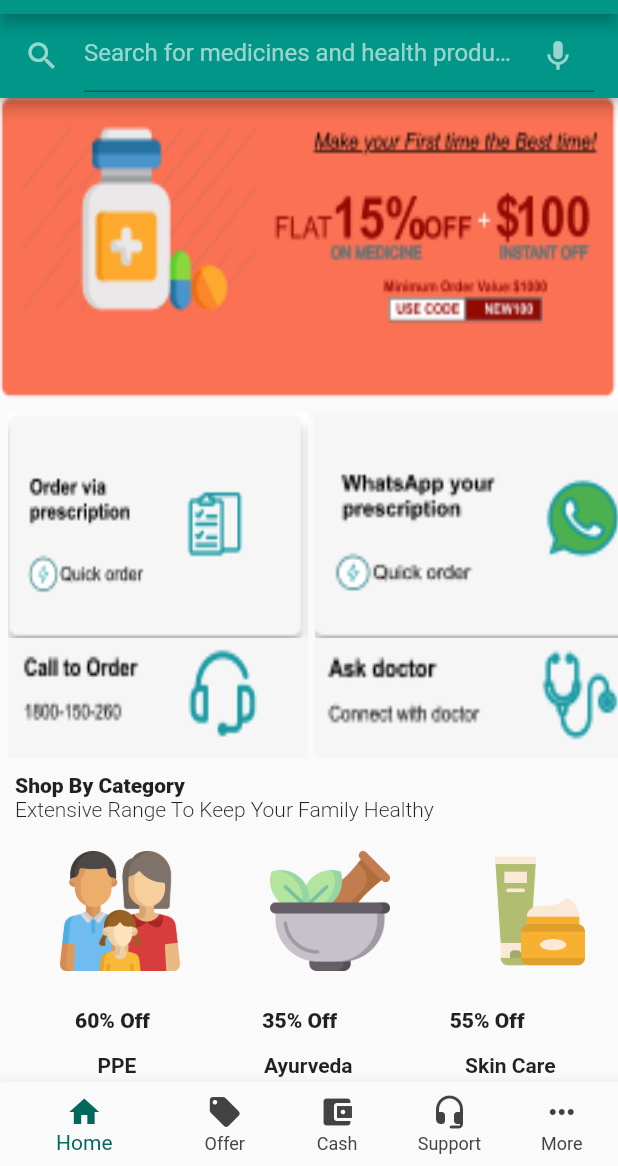
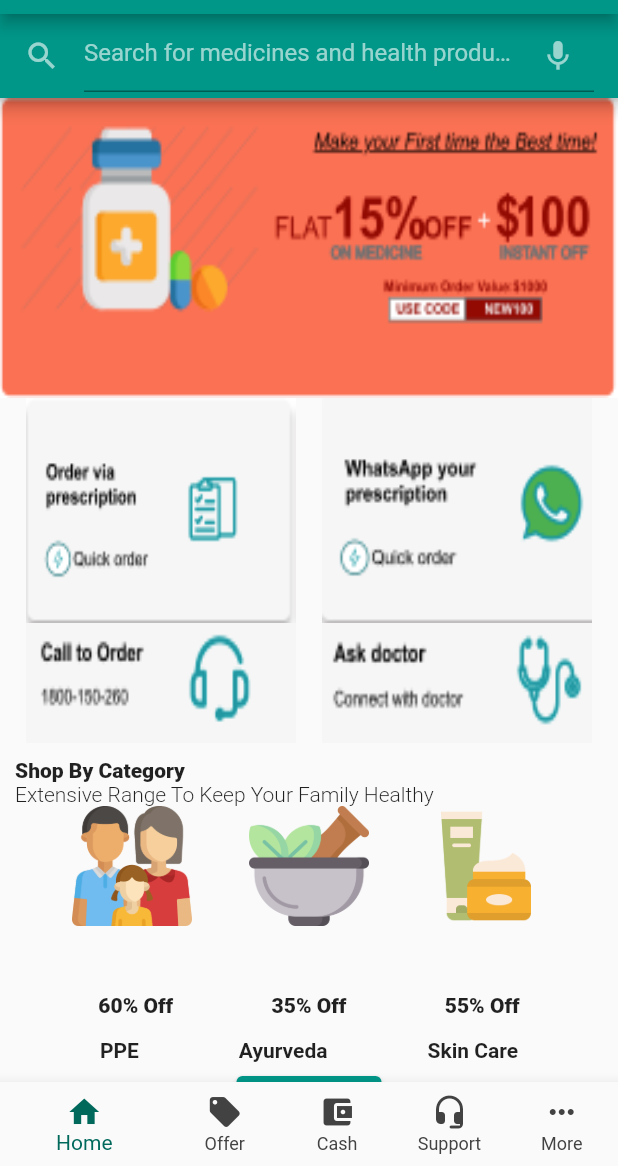
Before and after one commit to swaran5/seventh_dev_demo_app, a Flutter app: the screen it shows after launch, on a phone screen of 412 x 824 dp, the part 70-1236 px from its top. Run offline on Flutter 3.47's test engine with Material 2 defaults, Android fonts, the phone set to English and light mode, and no system bars.

```diff
--- a/lib/main.dart
+++ b/lib/main.dart
@@ -1,5 +1,6 @@
 import 'package:flutter/cupertino.dart';
 import 'package:flutter/material.dart';
+
 import 'DetailsScreen.dart';
 
 void main() {
@@ -14,20 +15,7 @@ class MyApp extends StatelessWidget {
       debugShowCheckedModeBanner: false,
       title: 'Flutter Demo',
       theme: ThemeData(
-        // This is the theme of your application.
-        //
-        // Try running your application with "flutter run". You'll see the
-        // application has a blue toolbar. Then, without quitting the app, try
-        // changing the primarySwatch below to Colors.green and then invoke
-        // "hot reload" (press "r" in the console where you ran "flutter run",
-        // or simply save your changes to "hot reload" in a Flutter IDE).
-        // Notice that the counter didn't reset back to zero; the application
-        // is not restarted.
         primarySwatch: Colors.teal,
-        // This makes the visual density adapt to the platform that you run
-        // the app on. For desktop platforms, the controls will be smaller and
-        // closer together (more dense) than on mobile platforms.
-        // visualDensity: VisualDensity.adaptivePlatformDensity,
       ),
       home: MyStatefulWidget(),
     );
@@ -46,8 +34,6 @@ class ScrollingPart extends StatelessWidget {
               children: <Widget>[
                 Container(
                   height: 200,
-                  margin:
-                      EdgeInsets.only(left: 0, top: 0, right: 0, bottom: 10),
                   decoration: BoxDecoration(
                     image: DecorationImage(
                       image: AssetImage('images/image1.png'),
@@ -57,12 +43,11 @@ class ScrollingPart extends StatelessWidget {
                 ),
                 Container(
                   child: Row(
+                    mainAxisAlignment: MainAxisAlignment.spaceEvenly,
                     children: [
                       Container(
                         height: 150,
-                        width: 200,
-                        margin: EdgeInsets.only(
-                            left: 5, top: 0, right: 5, bottom: 0),
+                        width: 180,
                         decoration: BoxDecoration(
                           image: DecorationImage(
                             image: AssetImage('images/image2.png'),
@@ -72,7 +57,7 @@ class ScrollingPart extends StatelessWidget {
                       ),
                       Container(
                         height: 150,
-                        width: 210,
+                        width: 180,
                         decoration: BoxDecoration(
                           image: DecorationImage(
                             image: AssetImage('images/image3.png'),
@@ -85,12 +70,11 @@ class ScrollingPart extends StatelessWidget {
                 ),
                 Container(
                   child: Row(
+                    mainAxisAlignment: MainAxisAlignment.spaceEvenly,
                     children: [
                       Container(
                         height: 80,
-                        width: 200,
-                        margin: EdgeInsets.only(
-                            left: 5, top: 0, right: 5, bottom: 0),
+                        width: 180,
                         decoration: BoxDecoration(
                           image: DecorationImage(
                             image: AssetImage('images/image4.png'),
@@ -100,7 +84,7 @@ class ScrollingPart extends StatelessWidget {
                       ),
                       Container(
                         height: 80,
-                        width: 210,
+                        width: 180,
                         decoration: BoxDecoration(
                           image: DecorationImage(
                             image: AssetImage('images/image5.png'),
@@ -131,10 +115,9 @@ class ScrollingPart extends StatelessWidget {
                           ),
                         ),
                         Row(
+                          mainAxisAlignment: MainAxisAlignment.spaceEvenly,
                           children: [
                             Container(
-                              margin: EdgeInsets.only(
-                                  left: 30, top: 20, right: 0, bottom: 0),
                               height: 80,
                               width: 80,
                               decoration: BoxDecoration(
@@ -145,8 +128,6 @@ class ScrollingPart extends StatelessWidget {
                               ),
                             ),
                             Container(
-                              margin: EdgeInsets.only(
-                                  left: 60, top: 20, right: 0, bottom: 0),
                               height: 80,
                               width: 80,
                               decoration: BoxDecoration(
@@ -157,8 +138,6 @@ class ScrollingPart extends StatelessWidget {
                               ),
                             ),
                             Container(
-                              margin: EdgeInsets.only(
-                                  left: 60, top: 20, right: 00, bottom: 0),
                               height: 80,
                               width: 80,
                               decoration: BoxDecoration(
@@ -176,24 +155,20 @@ class ScrollingPart extends StatelessWidget {
                   // Another fixed-height child.
                   height: 30.0,
                   alignment: Alignment.centerLeft,
-                  child: Row(children: [
+                  child: Row(
+                      mainAxisAlignment: MainAxisAlignment.spaceEvenly,
+                      children: [
                     Container(
-                        margin: EdgeInsets.only(
-                            left: 50, top: 0, right: 0, bottom: 0),
                         child: Text(
                           '60% Off',
                           style: TextStyle(fontWeight: FontWeight.w800),
                         )),
                     Container(
-                        margin: EdgeInsets.only(
-                            left: 75, top: 0, right: 00, bottom: 0),
                         child: Text(
                           '35% Off',
                           style: TextStyle(fontWeight: FontWeight.w800),
                         )),
                     Container(
-                        margin: EdgeInsets.only(
-                            left: 75, top: 0, right: 00, bottom: 0),
                         child: Text(
                           '55% Off',
                           style: TextStyle(fontWeight: FontWeight.w800),
@@ -204,24 +179,20 @@ class ScrollingPart extends StatelessWidget {
                   // Another fixed-height child.
                   height: 30.0,
                   alignment: Alignment.centerLeft,
-                  child: Row(children: [
+                  child: Row(
+                      mainAxisAlignment: MainAxisAlignment.spaceEvenly,
+                      children: [
                     Container(
-                        margin: EdgeInsets.only(
-                            left: 65, top: 0, right: 0, bottom: 0),
                         child: Text(
                           'PPE',
                           style: TextStyle(fontWeight: FontWeight.w600),
                         )),
                     Container(
-                        margin: EdgeInsets.only(
-                            left: 85, top: 0, right: 00, bottom: 0),
                         child: Text(
                           'Ayurveda',
                           style: TextStyle(fontWeight: FontWeight.w600),
                         )),
                     Container(
-                        margin: EdgeInsets.only(
-                            left: 75, top: 0, right: 00, bottom: 0),
                         child: Text(
                           'Skin Care',
                           style: TextStyle(fontWeight: FontWeight.w600),
```
Also changed, not shown: 6 other files.
